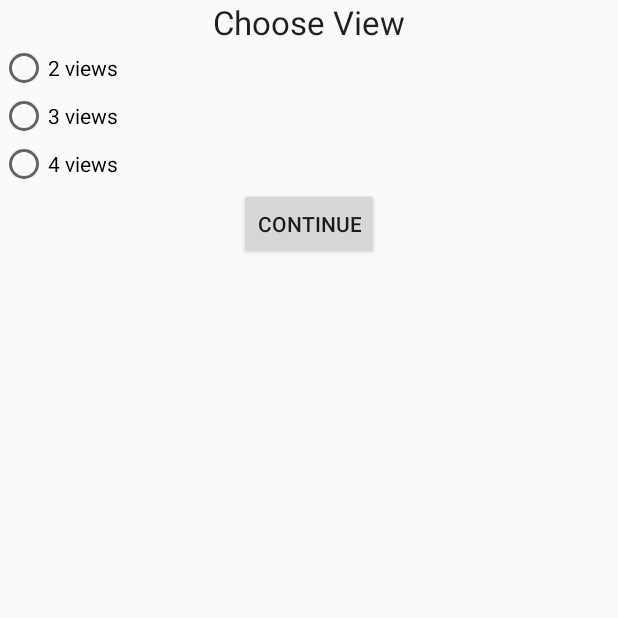
After one commit to Android-Apps-Team-Charlie/The-Adventures-Of-Charlie, an Android app: the fragment StartGameFragment placed in its activity, on a phone screen of 412 x 824 dp, the top half of it. The commit adds this screen. Run offline under Robolectric (Android 15) with nearby library versions, the phone set to English and light mode, and no system bars.

Commit message:
added initial skeleton

```diff
--- a/CharlieTheUnicornComicStrip/app/src/main/java/com/charlietheunicorn/charlietheunicorncomicstrip/MainActivity.java
+++ b/CharlieTheUnicornComicStrip/app/src/main/java/com/charlietheunicorn/charlietheunicorncomicstrip/MainActivity.java
@@ -1,41 +1,25 @@
 package com.charlietheunicorn.charlietheunicorncomicstrip;
 
 import android.os.Bundle;
-import android.support.design.widget.FloatingActionButton;
-import android.support.design.widget.Snackbar;
-import android.support.v7.app.AppCompatActivity;
-import android.support.v7.widget.Toolbar;
-import android.view.View;
-import android.view.Menu;
-import android.view.MenuItem;
+import android.support.v4.app.FragmentActivity;
 
-public class MainActivity extends AppCompatActivity {
+import com.charlietheunicorn.charlietheunicorncomicstrip.fragments.MainActivityFragment;
+
+public class MainActivity extends FragmentActivity {
 
     @Override
-    protected void onCreate(Bundle savedInstanceState) {
+    public void onCreate(Bundle savedInstanceState) {
         super.onCreate(savedInstanceState);
-        setContentView(R.layout.activity_main);
-    }
+        setContentView(R.layout.initial);
 
-    @Override
-    public boolean onCreateOptionsMenu(Menu menu) {
-        // Inflate the menu; this adds items to the action bar if it is present.
-        getMenuInflater().inflate(R.menu.menu_main, menu);
-        return true;
-    }
+        if (findViewById(R.id.fragment_container) != null) {
 
-    @Override
-    public boolean onOptionsItemSelected(MenuItem item) {
-        // Handle action bar item clicks here. The action bar will
-        // automatically handle clicks on the Home/Up button, so long
-        // as you specify a parent activity in AndroidManifest.xml.
-        int id = item.getItemId();
+            MainActivityFragment mainActivityFragment = new MainActivityFragment();
 
-        //noinspection SimplifiableIfStatement
-        if (id == R.id.action_settings) {
-            return true;
+            getSupportFragmentManager()
+                    .beginTransaction()
+                    .add(R.id.fragment_container, mainActivityFragment)
+                    .commit();
         }
-
-        return super.onOptionsItemSelected(item);
     }
 }
--- /dev/null
+++ b/CharlieTheUnicornComicStrip/app/src/main/java/com/charlietheunicorn/charlietheunicorncomicstrip/fragments/MainActivityFragment.java
@@ -0,0 +1,46 @@
+package com.charlietheunicorn.charlietheunicorncomicstrip.fragments;
+
+import android.support.v4.app.Fragment;
+import android.os.Bundle;
+import android.support.v4.app.FragmentTransaction;
+import android.view.LayoutInflater;
+import android.view.View;
+import android.view.ViewGroup;
+import android.widget.Button;
+
+import com.charlietheunicorn.charlietheunicorncomicstrip.R;
+import com.charlietheunicorn.charlietheunicorncomicstrip.fragments.StartGameFragment;
+
+/**
+ * A placeholder fragment containing a simple view.
+ */
+public class MainActivityFragment extends Fragment {
+
+    public MainActivityFragment() {
+    }
+
+    @Override
+    public View onCreateView(LayoutInflater inflater, ViewGroup container,
+                             Bundle savedInstanceState) {
+
+        View view = inflater.inflate(R.layout.fragment_main, container, false);
+
+        Button button_start = (Button) view.findViewById(R.id.button_start);
+        button_start.setOnClickListener(new View.OnClickListener() {
+            public void onClick(View v) {
+
+                StartGameFragment frag = new StartGameFragment();
+
+
+                FragmentTransaction ft = getFragmentManager().beginTransaction();
+                ft.setTransition(FragmentTransaction.TRANSIT_FRAGMENT_OPEN);
+                ft.replace(R.id.fragment_container, frag);
+                ft.addToBackStack(null);
+                ft.commit();
+            }
+        });
+
+        return view;
+    }
+
+}
--- /dev/null
+++ b/CharlieTheUnicornComicStrip/app/src/main/res/layout/choose_view.xml
@@ -0,0 +1,48 @@
+<?xml version="1.0" encoding="utf-8"?>
+<RelativeLayout xmlns:android="http://schemas.android.com/apk/res/android"
+    android:layout_width="match_parent"
+    android:layout_height="match_parent"
+    android:id="@+id/rl_choose_view">
+
+    <TextView
+        android:layout_width="wrap_content"
+        android:layout_height="wrap_content"
+        android:textAppearance="?android:attr/textAppearanceLarge"
+        android:text="Choose View"
+        android:id="@+id/textView"
+        android:layout_centerHorizontal="true" />
+
+    <RadioGroup
+        android:id="@+id/rb_group"
+        android:layout_below="@+id/textView"
+        android:layout_width="match_parent"
+        android:layout_height="wrap_content">
+
+        <RadioButton
+            android:layout_width="wrap_content"
+            android:layout_height="wrap_content"
+            android:text="2 views"
+            android:id="@+id/radioButton" />
+
+        <RadioButton
+            android:layout_width="wrap_content"
+            android:layout_height="wrap_content"
+            android:text="3 views"
+            android:id="@+id/radioButton2" />
+
+        <RadioButton
+            android:layout_width="wrap_content"
+            android:layout_height="wrap_content"
+            android:text="4 views"
+            android:id="@+id/radioButton3" />
+    </RadioGroup>
+
+    <Button
+        android:layout_width="wrap_content"
+        android:layout_height="wrap_content"
+        android:text="Continue"
+        android:id="@+id/btn_continue"
+        android:layout_below="@+id/rb_group"
+        android:layout_centerHorizontal="true" />
+
+</RelativeLayout>
--- a/CharlieTheUnicornComicStrip/app/src/main/res/layout/content_main.xml
+++ b/CharlieTheUnicornComicStrip/app/src/main/res/layout/content_main.xml
@@ -2,7 +2,7 @@
     xmlns:app="http://schemas.android.com/apk/res-auto"
     xmlns:tools="http://schemas.android.com/tools"
     android:id="@+id/fragment"
-    android:name="com.charlietheunicorn.charlietheunicorncomicstrip.MainActivityFragment"
+    android:name="com.charlietheunicorn.charlietheunicorncomicstrip.fragments.MainActivityFragment"
     android:layout_width="match_parent"
     android:layout_height="match_parent"
     app:layout_behavior="@string/appbar_scrolling_view_behavior"
--- /dev/null
+++ b/CharlieTheUnicornComicStrip/app/src/main/res/layout/initial.xml
@@ -0,0 +1,5 @@
+<?xml version="1.0" encoding="utf-8"?>
+<FrameLayout xmlns:android="http://schemas.android.com/apk/res/android"
+    android:id="@+id/fragment_container"
+    android:layout_width="match_parent"
+    android:layout_height="match_parent" />
```
Also changed, not shown: CharlieTheUnicornComicStrip/app/src/main/java/com/charlietheunicorn/charlietheunicorncomicstrip/MainActivityFragment.java (deleted, +0 -22 lines), CharlieTheUnicornComicStrip/app/src/main/java/com/charlietheunicorn/charlietheunicorncomicstrip/fragments/FourFramesFragment.java (added, +25 -0 lines), CharlieTheUnicornComicStrip/app/src/main/java/com/charlietheunicorn/charlietheunicorncomicstrip/fragments/StartGameFragment.java (added, +96 -0 lines), CharlieTheUnicornComicStrip/app/src/main/java/com/charlietheunicorn/charlietheunicorncomicstrip/fragments/ThreeFramesFragment.java (added, +25 -0 lines), CharlieTheUnicornComicStrip/app/src/main/java/com/charlietheunicorn/charlietheunicorncomicstrip/fragments/TwoFramesFragment.java (added, +23 -0 lines), CharlieTheUnicornComicStrip/app/src/main/res/layout/four_frame_view.xml (added, +14 -0 lines), CharlieTheUnicornComicStrip/app/src/main/res/layout/fragment_main.xml (+13 -3 lines), CharlieTheUnicornComicStrip/app/src/main/res/layout/three_frame_view.xml (added, +14 -0 lines), CharlieTheUnicornComicStrip/app/src/main/res/layout/two_frame_view.xml (added, +13 -0 lines).
